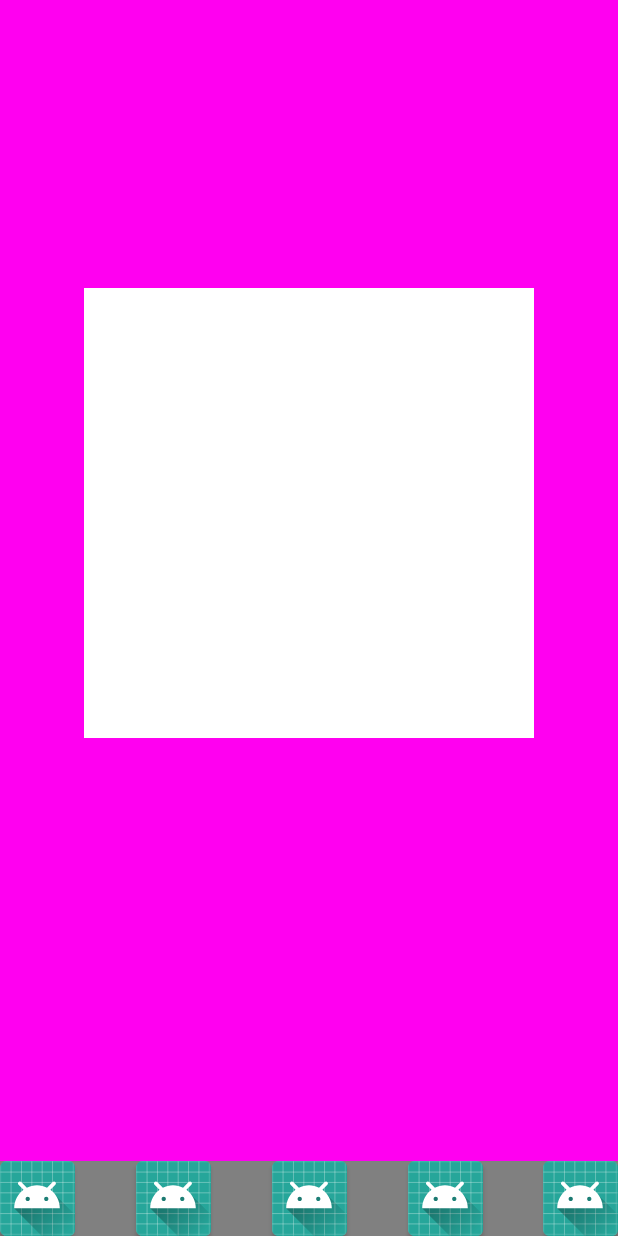
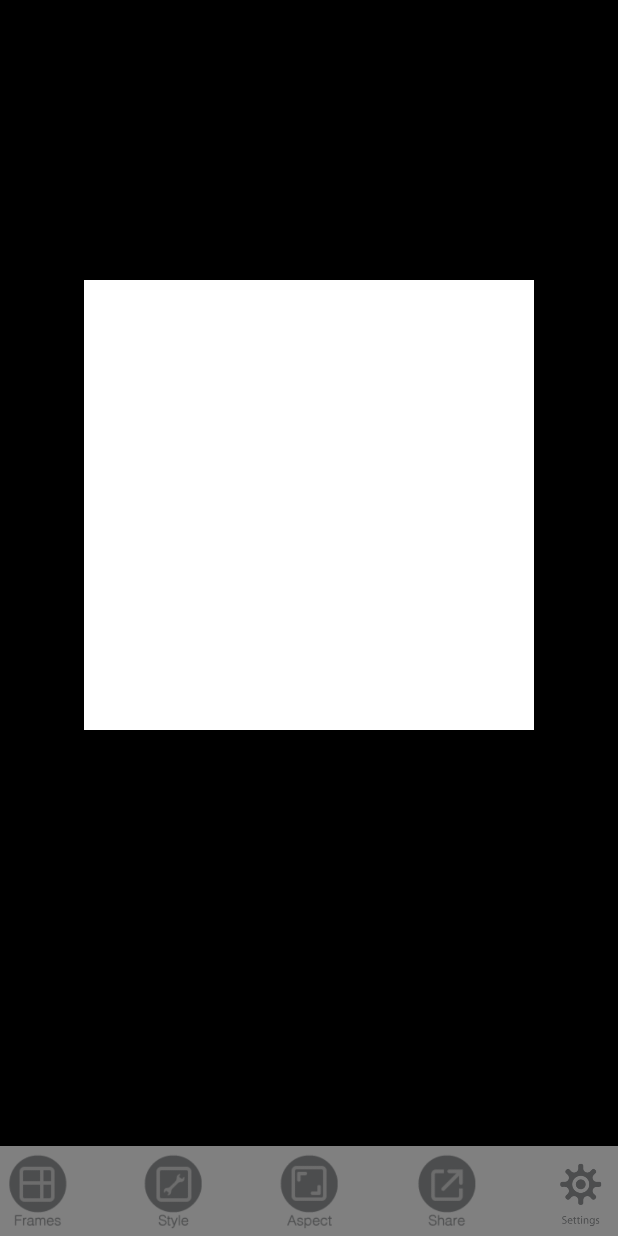
Before and after one commit to odysseyappsltd/CollagingPic, an Android app: the layout activity_skeleton.xml on its own in the app's theme, with its tools: preview values and no code run, on a phone screen of 412 x 824 dp. Run offline under Robolectric (Android 15) with nearby library versions, the phone set to English and light mode, and no system bars.

Commit message:
added tab button icon and fixed aviary , on item touch to skeletal

```diff
--- a/app/build.gradle
+++ b/app/build.gradle
@@ -51,9 +51,9 @@ dependencies {
     androidTestImplementation 'com.android.support.test:runner:1.0.1'
     androidTestImplementation 'com.android.support.test.espresso:espresso-core:3.0.1'
     // Adobe CSDK framework dependencies
-    compile ('com.adobe.creativesdk.foundation:auth:0.9.1186')
-    compile ('com.adobe.creativesdk:image:4.8.4')
-    compile ('com.localytics.android:library')
+    compile 'com.adobe.creativesdk.foundation:auth:0.9.1251'
+    compile 'com.adobe.creativesdk:image:4.8.4'
+    compile 'com.localytics.android:library:4.0.1'
     compile ('info.hoang8f:android-segmented:1.0.6')
 
 
--- a/app/src/main/AndroidManifest.xml
+++ b/app/src/main/AndroidManifest.xml
@@ -8,6 +8,7 @@ package="com.odyssey.apps.collagingpic">
     <uses-feature android:name="android.hardware.camera" />
 
 <application
+    android:name=".skeleton.MainApplication"
     android:allowBackup="true"
     android:icon="@mipmap/ic_launcher"
     android:label="@string/app_name"
@@ -43,6 +44,7 @@ package="com.odyssey.apps.collagingpic">
 
     </activity>
     <activity android:name="com.odyssey.apps.IAP.IAPActivity"></activity>
+    <activity android:name=".skeleton.SkeletonActivity"></activity>
     <activity android:name="com.odyssey.apps.Settings.SettingsActivity"></activity>
 
 
@@ -53,3 +55,4 @@ package="com.odyssey.apps.collagingpic">
     <!-- monir 1 -->
     <!-- sudipto 1 -->
     <!-- sudipto 2 -->
+    <!-- sudipto 3 -->
--- a/app/src/main/java/com/odyssey/apps/collagingpic/AviaryPhotoEdit/MainApplication.java
+++ b/app/src/main/java/com/odyssey/apps/collagingpic/skeleton/MainApplication.java
@@ -1,8 +1,7 @@
-package com.odyssey.apps.collagingpic.AviaryPhotoEdit;
+package com.odyssey.apps.collagingpic.skeleton;
 
 import android.app.Application;
 
-import com.adobe.creativesdk.foundation.auth.IAdobeAuthClientCredentials;
 import com.adobe.creativesdk.foundation.AdobeCSDKFoundation;
 import com.adobe.creativesdk.foundation.auth.IAdobeAuthClientCredentials;
 
--- a/app/src/main/res/layout/activity_skeleton.xml
+++ b/app/src/main/res/layout/activity_skeleton.xml
@@ -4,7 +4,7 @@
     xmlns:tools="http://schemas.android.com/tools"
     android:layout_width="match_parent"
     android:layout_height="match_parent"
-    android:background="#FF00F0"
+    android:background="#000000"
     tools:context="com.odyssey.apps.collagingpic.skeleton.SkeletonActivity">
 
     <RelativeLayout
@@ -42,7 +42,7 @@
     <HorizontalScrollView
         android:id="@+id/horizontalScrollView"
         android:layout_width="match_parent"
-        android:layout_height="50dp"
+        android:layout_height="60dp"
         android:background="@android:color/black"
         android:fillViewport="true"
         android:scrollbars="none"
@@ -60,7 +60,8 @@
             <Button
                 android:layout_width="50dp"
                 android:layout_height="50dp"
-                android:background="@mipmap/ic_launcher"
+                android:layout_marginTop="5dp"
+                android:background="@drawable/tab_bar_frames_normal2x"
                 android:onClick="frameAct" />
 
             <View
@@ -72,8 +73,9 @@
             <Button
                 android:layout_width="50dp"
                 android:layout_height="50dp"
-                android:onClick="styleAct"
-                android:background="@mipmap/ic_launcher" />
+                android:layout_marginTop="5dp"
+                android:background="@drawable/tab_bar_style_normal2x"
+                android:onClick="styleAct" />
 
             <View
                 android:layout_width="wrap_content"
@@ -84,10 +86,10 @@
             <Button
                 android:layout_width="50dp"
                 android:layout_height="50dp"
-                android:onClick="aspectAct"
-                android:background="@mipmap/ic_launcher"
+                android:layout_marginTop="5dp"
+                android:background="@drawable/tab_bar_aspect_normal2x"
 
-                />
+                android:onClick="aspectAct" />
 
             <View
                 android:layout_width="wrap_content"
@@ -98,10 +100,11 @@
             <Button
                 android:layout_width="50dp"
                 android:layout_height="50dp"
-                android:onClick="shareAct"
-                android:background="@mipmap/ic_launcher"
+                android:layout_marginTop="5dp"
+                android:background="@drawable/tab_bar_share_normal2x"
 
-                />
+                android:onClick="shareAct" />
+
             <View
                 android:layout_width="wrap_content"
                 android:layout_height="wrap_content"
@@ -111,10 +114,10 @@
             <Button
                 android:layout_width="50dp"
                 android:layout_height="50dp"
-                android:onClick="settingAct"
-                android:background="@mipmap/ic_launcher"
+                android:layout_marginTop="5dp"
+                android:background="@drawable/settings"
 
-                />
+                android:onClick="settingAct" />
 
         </LinearLayout>
     </HorizontalScrollView>
--- a/app/src/main/res/layout/did_pressed_pattern_button.xml
+++ b/app/src/main/res/layout/did_pressed_pattern_button.xml
@@ -3,8 +3,7 @@
     xmlns:app="http://schemas.android.com/apk/res-auto"
     xmlns:tools="http://schemas.android.com/tools"
     android:layout_width="match_parent"
-    android:layout_height="match_parent"
-    android:background="#F0FFFF">
+    android:layout_height="match_parent">
 
     <GridView
         android:id="@+id/collectionView"
@@ -19,7 +18,6 @@
         android:orientation="horizontal"
         android:paddingStart="3dp"
         android:stretchMode="columnWidth"
-        android:verticalSpacing="5dp"
         app:layout_constraintBottom_toBottomOf="parent"
         app:layout_constraintEnd_toEndOf="parent"
         app:layout_constraintStart_toStartOf="parent"
--- a/app/src/main/res/layout/did_pressed_shape_button.xml
+++ b/app/src/main/res/layout/did_pressed_shape_button.xml
@@ -1,6 +1,7 @@
 <?xml version="1.0" encoding="utf-8"?>
 <android.support.constraint.ConstraintLayout
-    xmlns:android="http://schemas.android.com/apk/res/android" android:layout_width="match_parent"
+    xmlns:android="http://schemas.android.com/apk/res/android"
+    android:layout_width="match_parent"
     android:layout_height="match_parent"
     android:background="#00FF00">
 
```
Also changed, not shown: app/src/main/java/com/odyssey/apps/collagingpic/skeleton/SkeletonActivity.java (+11 -0 lines), app/src/main/java/com/odyssey/apps/collagingpic/starting/MainActivity.java (+7 -0 lines), app/src/main/res/layout/activity_popup.xml (+7 -6 lines), app/src/main/res/drawable/tab_bar_aspect_normal2x.png (added), app/src/main/res/drawable/tab_bar_frames_normal2x.png (added), app/src/main/res/drawable/tab_bar_share_normal2x.png (added), app/src/main/res/drawable/tab_bar_style_normal2x.png (added).
